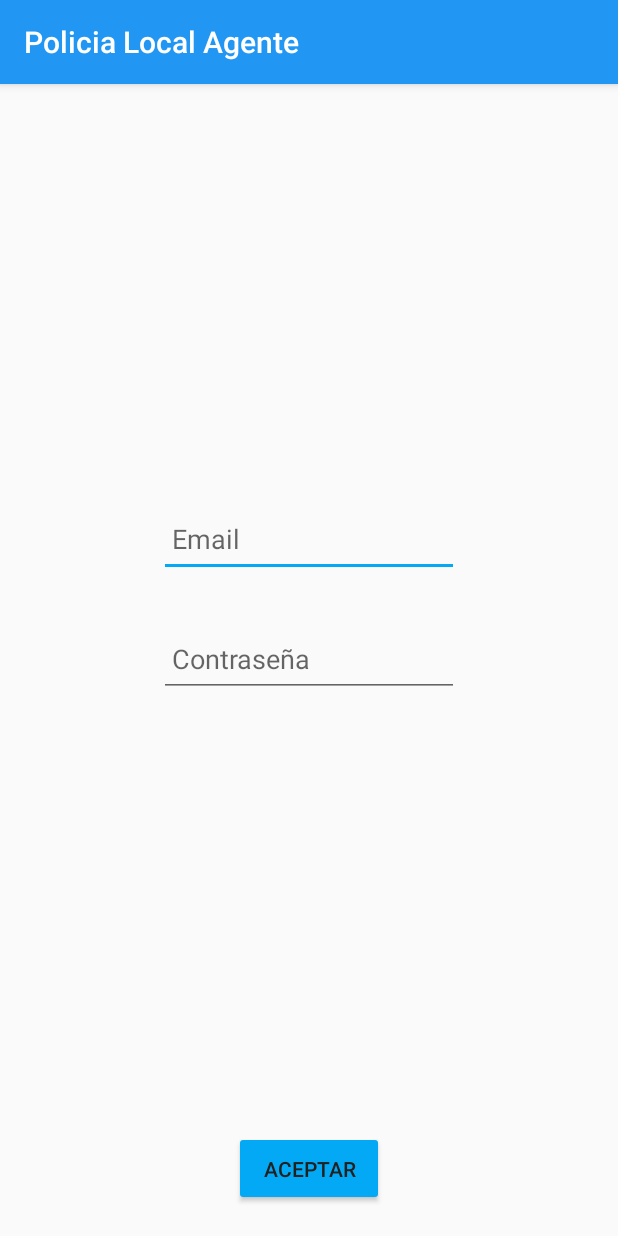
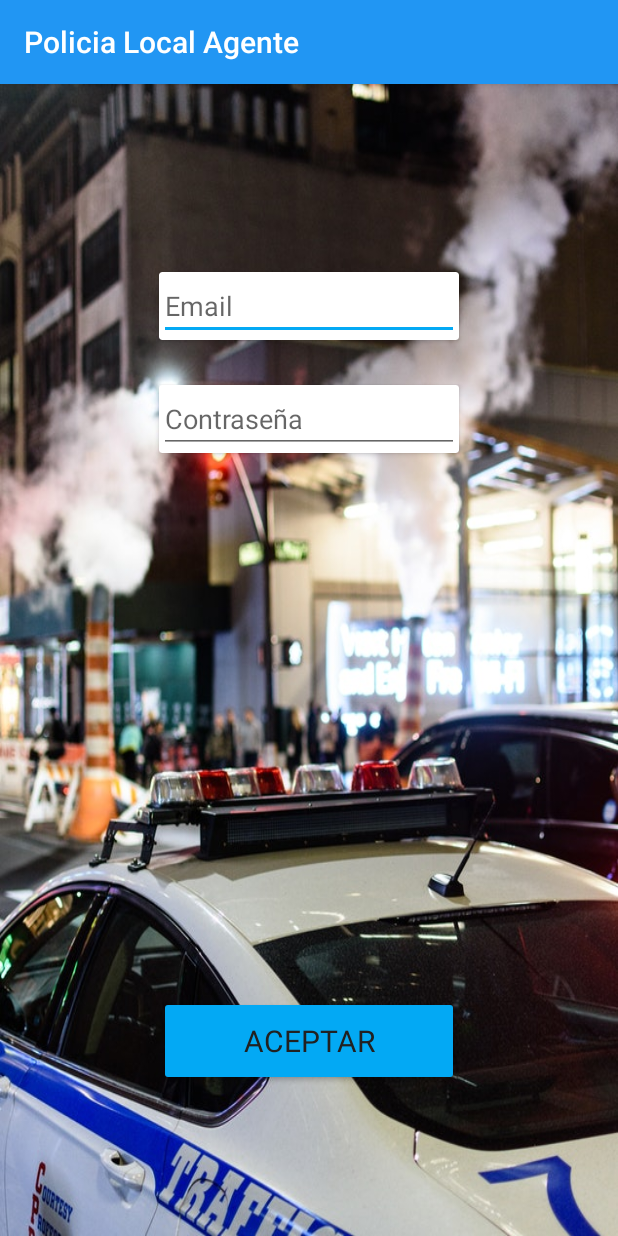
Before and after one commit to sergioloc/JefaturaPoliciaAgente, an Android app: the screen it shows after launch (Login), on a phone screen of 412 x 824 dp. Run offline under Robolectric (Android 15) with nearby library versions, the phone set to English and light mode, and no system bars; our stand-ins replace Firebase (no records; nobody signed in at launch, a user with empty details on screens opened directly).

Commit message:
Cambios en el login de agentes

```diff
--- a/app/src/main/res/layout/activity_login.xml
+++ b/app/src/main/res/layout/activity_login.xml
@@ -4,36 +4,58 @@
     xmlns:tools="http://schemas.android.com/tools"
     android:layout_width="match_parent"
     android:layout_height="match_parent"
+    android:background="@drawable/pologin"
     tools:context="com.cdi.practica.jefaturapoliciaagente.Login">
+
+    <android.support.v7.widget.CardView
+        android:id="@+id/card1"
+        android:layout_width="wrap_content"
+        android:layout_height="wrap_content"
+        android:layout_centerHorizontal="true"
+        android:layout_marginTop="125dp"
+        android:layout_marginBottom="30dp">
 
         <EditText
             android:id="@+id/email"
             android:layout_width="200dp"
-        android:layout_height="50dp"
+            android:layout_height="wrap_content"
+            android:hint="@string/email"
+            android:inputType="textEmailAddress"
+            android:layout_centerHorizontal="true" />
+
+    </android.support.v7.widget.CardView>
+
+
+    <android.support.v7.widget.CardView
+        android:id="@+id/card2"
+        android:layout_width="wrap_content"
+        android:layout_height="wrap_content"
         android:layout_centerHorizontal="true"
-        android:layout_above="@+id/password"
-        android:layout_marginBottom="30dp"
-        android:hint=" Email"/>
+        android:layout_centerVertical="true"
+        android:layout_below="@id/card1">
 
         <EditText
             android:id="@+id/password"
             android:layout_width="200dp"
-        android:layout_height="50dp"
+            android:layout_height="wrap_content"
             android:layout_centerHorizontal="true"
             android:layout_centerVertical="true"
-        android:hint=" Contraseña"/>
+            android:inputType="textPassword"
+            android:hint="@string/contraseña"/>
+
+    </android.support.v7.widget.CardView>
 
     <Button
         android:id="@+id/aceptLogin"
-        android:layout_width="100dp"
-        android:layout_height="50dp"
+        android:layout_width="200dp"
+        android:layout_height="60dp"
         android:layout_centerHorizontal="true"
         android:layout_alignParentBottom="true"
-        android:layout_marginBottom="20dp"
+        android:layout_marginBottom="100dp"
         android:backgroundTint="@color/colorAccent"
         android:textColor="@color/colorPrimaryText"
-        android:text="Aceptar"/>
-
-
+        android:textSize="20sp"
+        app:fontFamily="@string/common_google_play_services_unknown_issue"
+        android:text="@string/aceptar"/>
 
 </RelativeLayout>
--- a/app/src/main/res/values/strings.xml
+++ b/app/src/main/res/values/strings.xml
@@ -5,4 +5,8 @@
     <string name="navigation_drawer_close">Close navigation drawer</string>
 
     <string name="action_settings">Settings</string>
+
+    <string name="email">Email</string>
+    <string name="contraseña">Contraseña</string>
+    <string name="aceptar">Aceptar</string>
 </resources>
```
Also changed, not shown: app/src/main/res/drawable-hdpi/pologin.jpg (added). Lines whose indentation alone changed are shown as unchanged.
